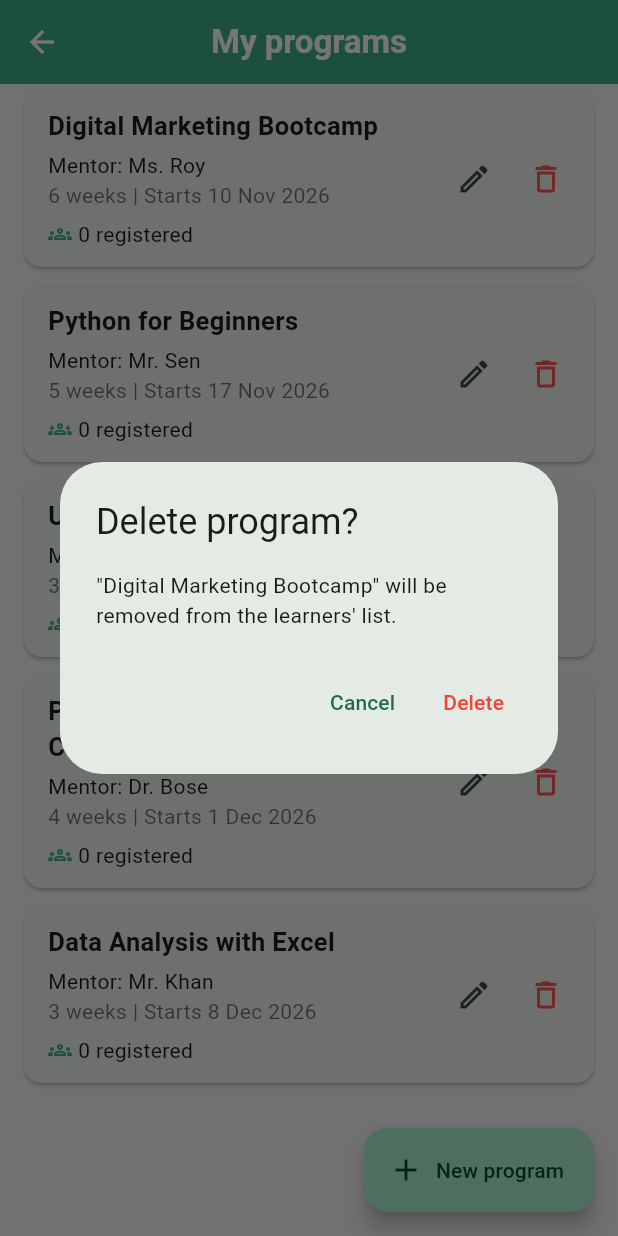
After one commit to akashdebnath-alt/flutter_program_app, a Flutter app: the HostProgramsScreen screen opened directly, scrolled down 142 dp, after a tap on the "delete outline" icon, on a phone screen of 412 x 824 dp. The commit adds this screen. Run offline on Flutter 3.47's test engine with Material 3 defaults, Android fonts, the phone set to English and light mode, and no system bars; network calls fail.

Commit message:
Add host my programs screen with edit and delete

```diff
--- a/lib/data/program_repository.dart
+++ b/lib/data/program_repository.dart
@@ -53,4 +53,10 @@ class ProgramRepository extends ChangeNotifier {
     _programs.removeWhere((p) => p.id == id);
     notifyListeners();
   }
+
+  void insertAt(int index, Program program) {
+    final position = index > _programs.length ? _programs.length : index;
+    _programs.insert(position, program);
+    notifyListeners();
+  }
 }
--- /dev/null
+++ b/lib/screens/host_programs_screen.dart
@@ -0,0 +1,183 @@
+import 'package:flutter/material.dart';
+import '../data/program_repository.dart';
+import '../data/registrations_store.dart';
+import '../models/program.dart';
+import '../theme/app_theme.dart';
+import 'create_program_screen.dart';
+
+class HostProgramsScreen extends StatefulWidget {
+  const HostProgramsScreen({super.key});
+
+  @override
+  State<HostProgramsScreen> createState() => _HostProgramsScreenState();
+}
+
+class _HostProgramsScreenState extends State<HostProgramsScreen> {
+  final repo = ProgramRepository.instance;
+
+  @override
+  void initState() {
+    super.initState();
+    repo.load();
+  }
+
+  void _openForm([Program? program]) {
+    Navigator.push(
+      context,
+      MaterialPageRoute(
+        builder: (context) => CreateProgramScreen(program: program),
+      ),
+    );
+  }
+
+  Future<void> _confirmDelete(Program program) async {
+    final ok = await showDialog<bool>(
+      context: context,
+      builder: (context) => AlertDialog(
+        title: const Text('Delete program?'),
+        content: Text(
+          '"${program.title}" will be removed from the learners\' list.',
+        ),
+        actions: [
+          TextButton(
+            onPressed: () => Navigator.pop(context, false),
+            child: const Text('Cancel'),
+          ),
+          TextButton(
+            onPressed: () => Navigator.pop(context, true),
+            style: TextButton.styleFrom(foregroundColor: Colors.red),
+            child: const Text('Delete'),
+          ),
+        ],
+      ),
+    );
+
+    if (ok != true || !mounted) return;
+
+    final index = repo.programs.indexWhere((p) => p.id == program.id);
+    repo.remove(program.id);
+
+    ScaffoldMessenger.of(context).showSnackBar(
+      SnackBar(
+        content: Text('"${program.title}" deleted'),
+        action: SnackBarAction(
+          label: 'Undo',
+          onPressed: () => repo.insertAt(index, program),
+        ),
+      ),
+    );
+  }
+
+  int _registeredCount(Program program) {
+    return registrations.where((r) => r.programTitle == program.title).length;
+  }
+
+  @override
+  Widget build(BuildContext context) {
+    return Scaffold(
+      appBar: AppBar(
+        title: const Text(
+          'My programs',
+          style: TextStyle(fontWeight: FontWeight.bold),
+        ),
+      ),
+      floatingActionButton: FloatingActionButton.extended(
+        onPressed: () => _openForm(),
+        icon: const Icon(Icons.add),
+        label: const Text('New program'),
+      ),
+      body: ListenableBuilder(
+        listenable: repo,
+        builder: (context, _) {
+          final programs = repo.programs;
+
+          if (programs.isEmpty && repo.error == null && !repo.loaded) {
+            return const Center(child: CircularProgressIndicator());
+          }
+
+          if (programs.isEmpty && repo.error != null) {
+            return Center(
+              child: Column(
+                mainAxisSize: MainAxisSize.min,
+                children: [
+                  Text(repo.error!),
+                  const SizedBox(height: 12),
+                  ElevatedButton(
+                    onPressed: () => repo.load(force: true),
+                    child: const Text('Retry'),
+                  ),
+                ],
+              ),
+            );
+          }
+
+          if (programs.isEmpty) {
+            return const Center(
+              child: Text('You have no programs yet. Tap "New program".'),
+            );
+          }
+
+          return ListView.builder(
+            padding: const EdgeInsets.fromLTRB(16, 16, 16, 90),
+            itemCount: programs.length,
+            itemBuilder: (context, index) {
+              final program = programs[index];
+              final registered = _registeredCount(program);
+
+              return Card(
+                margin: const EdgeInsets.only(bottom: 12),
+                child: Padding(
+                  padding: const EdgeInsets.fromLTRB(16, 12, 8, 12),
+                  child: Row(
+                    children: [
+                      Expanded(
+                        child: Column(
+                          crossAxisAlignment: CrossAxisAlignment.start,
+                          children: [
+                            Text(
+                              program.title,
+                              style: const TextStyle(
+                                fontSize: 17,
+                                fontWeight: FontWeight.bold,
+                              ),
+                            ),
+                            const SizedBox(height: 4),
+                            Text('Mentor: ${program.mentor}'),
+                            Text(
+                              '${program.durationWeeks} weeks | Starts ${program.startDate}',
+                              style: const TextStyle(color: Colors.black54),
+                            ),
+                            const SizedBox(height: 6),
+                            Row(
+                              children: [
+                                const Icon(Icons.groups_outlined,
+                                    size: 16, color: AppColors.primary),
+                                const SizedBox(width: 4),
+                                Text('$registered registered'),
+                              ],
+                            ),
+                          ],
+                        ),
+                      ),
+                      IconButton(
+                        tooltip: 'Edit',
+                        icon: const Icon(Icons.edit_outlined),
+                        onPressed: () => _openForm(program),
+                      ),
+                      IconButton(
+                        tooltip: 'Delete',
+                        icon: const Icon(Icons.delete_outline,
+                            color: Colors.redAccent),
+                        onPressed: () => _confirmDelete(program),
+                      ),
+                    ],
+                  ),
+                ),
+              );
+            },
+          );
+        },
+      ),
+    );
+  }
+}
```
Also changed, not shown: lib/screens/create_program_screen.dart (+64 -18 lines), lib/screens/host_home_screen.dart (+9 -1 lines).
